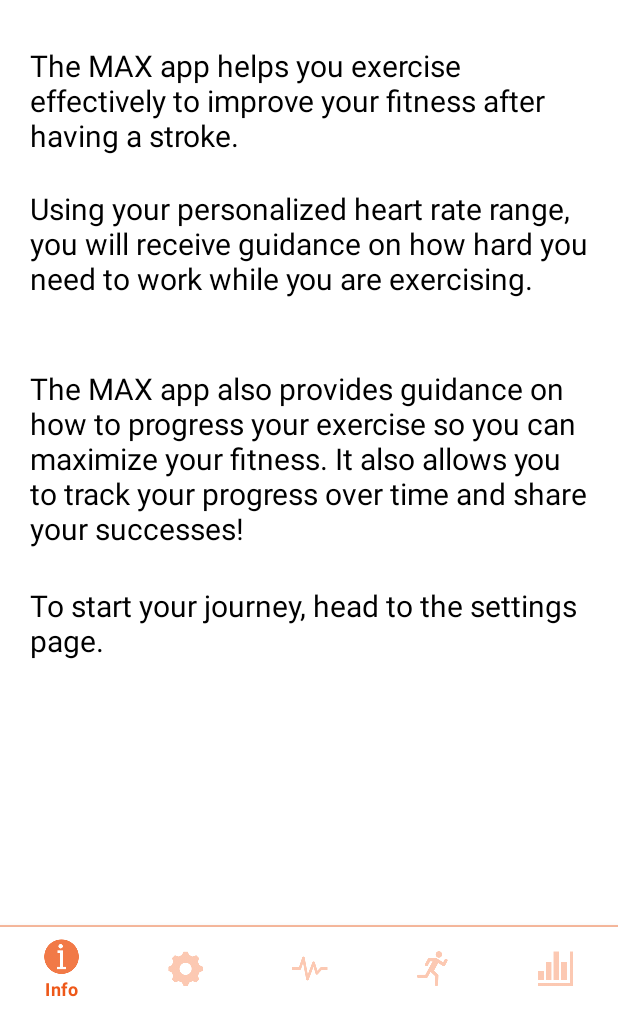
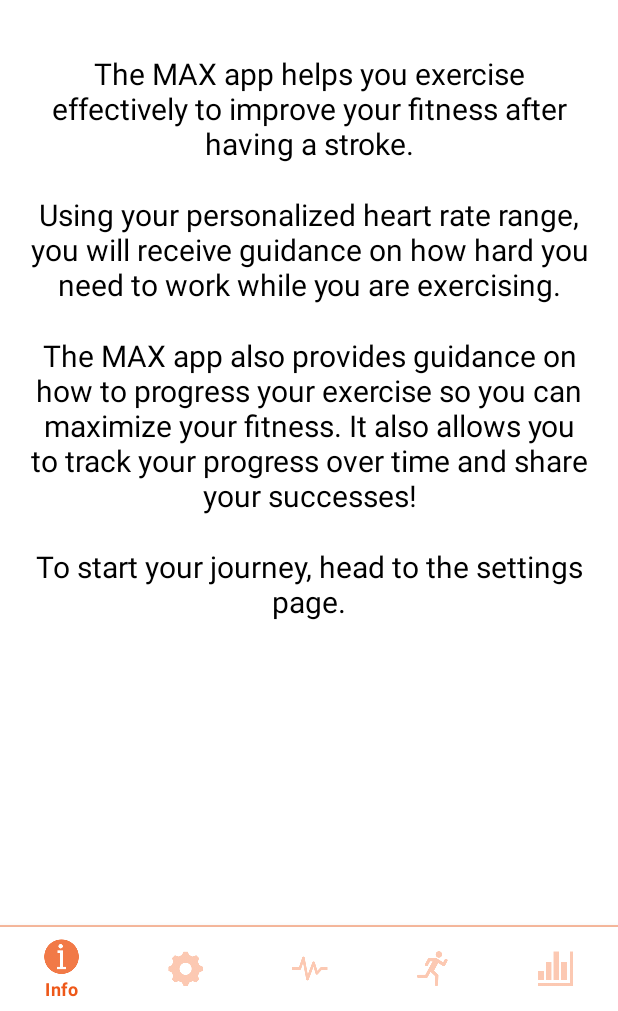
Before and after one commit to ece1778-2020/MAX, an Android app: the screen it shows after launch once a user with an empty profile is signed in (NavigationActivity), on a phone screen of 412 x 824 dp, the part 225-1236 px from its top. Run offline under Robolectric (Android 15) with nearby library versions, the phone set to English and light mode, and no system bars; our stand-ins replace Firebase (no records; nobody signed in at launch, a user with empty details on screens opened directly); libraries missing offline, so code that uses them is left out: com.wahoofitness.connector; 1 statement that could not run was skipped.

Commit message:
Fixed the info fragment.

```diff
--- a/app/src/main/java/com/clarksoft/max/SessionFragment.java
+++ b/app/src/main/java/com/clarksoft/max/SessionFragment.java
@@ -707,8 +707,6 @@ public class SessionFragment extends Fragment implements OnCompleteListener<Quer
 
     private void checkTimeIncreaseSuggestion(){
 
-        Log.e("avg_time", "Here" );
-
         Calendar calendar = Calendar.getInstance();
         calendar.add(Calendar.DAY_OF_YEAR, num_days * (-1));
         String target_date = String.valueOf(calendar.get(Calendar.YEAR)) +
@@ -732,7 +730,7 @@ public class SessionFragment extends Fragment implements OnCompleteListener<Quer
                         oldest_date = Integer.parseInt(document.get("date").toString());
                     }
 
-                    Log.e("avg_time", "oldest: " + oldest_date + " month_back: " + one_month_back);
+                    Log.i("avg_time", "oldest: " + oldest_date + " month_back: " + one_month_back);
 
 
 
@@ -757,7 +755,7 @@ public class SessionFragment extends Fragment implements OnCompleteListener<Quer
                                     num_sessions = (num_sessions>4)?num_sessions:4;
 
                                     Float avg_session_time = total_in_hr / num_sessions;
-                                    Log.e("avg_time", avg_session_time.toString() );
+                                    Log.i("avg_time", avg_session_time.toString() );
 
                                     DocumentReference userData = db.collection("settings1").document(userUUID);
                                     userData.get().addOnCompleteListener(new OnCompleteListener<DocumentSnapshot>() {
@@ -801,7 +799,6 @@ public class SessionFragment extends Fragment implements OnCompleteListener<Quer
                             }
                         });
                     }
-                    Log.e("avg_time", "Now here" );
                 } else {
                     Log.e("DB", "", task.getException());
                 }
--- a/app/src/main/res/layout/fragment_info.xml
+++ b/app/src/main/res/layout/fragment_info.xml
@@ -4,8 +4,7 @@
     xmlns:tools="http://schemas.android.com/tools"
     android:layout_width="match_parent"
     android:layout_height="match_parent"
-    tools:context=".InfoFragment"
-    >
+    tools:context=".InfoFragment">
 
     <ImageView
         android:id="@+id/info_img_heart_beat"
@@ -17,63 +16,72 @@
         app:layout_constraintStart_toStartOf="parent"
         app:layout_constraintTop_toTopOf="parent" />
 
+    <ScrollView
+        android:layout_width="match_parent"
+        android:layout_height="wrap_content"
+        app:layout_constraintEnd_toEndOf="parent"
+        app:layout_constraintStart_toStartOf="parent"
+        app:layout_constraintTop_toBottomOf="@+id/info_img_heart_beat">
+
+        <androidx.constraintlayout.widget.ConstraintLayout
+            android:layout_width="match_parent"
+            android:layout_height="wrap_content">
+
             <TextView
                 android:id="@+id/info_lbl"
                 android:layout_width="0dp"
                 android:layout_height="wrap_content"
-        android:layout_marginTop="10dp"
+                android:layout_marginTop="35dp"
                 android:gravity="center_horizontal"
-        android:padding="20dp"
+                android:paddingHorizontal="20dp"
                 android:text="@string/info_lbl_text_1"
-        android:textAlignment="textStart"
                 android:textColor="@color/black"
                 android:textSize="20sp"
                 app:layout_constraintEnd_toEndOf="parent"
                 app:layout_constraintStart_toStartOf="parent"
-        app:layout_constraintTop_toBottomOf="@+id/info_img_heart_beat" />
+                app:layout_constraintTop_toTopOf="parent"/>
 
             <TextView
                 android:id="@+id/info_lbl2"
                 android:layout_width="0dp"
                 android:layout_height="wrap_content"
-        android:layout_marginTop="105dp"
+                android:layout_marginTop="20dp"
                 android:gravity="center_horizontal"
-        android:padding="20dp"
+                android:paddingHorizontal="20dp"
                 android:text="@string/info_lbl_text_2"
-        android:textAlignment="textStart"
                 android:textColor="@color/black"
                 android:textSize="20sp"
                 app:layout_constraintEnd_toEndOf="parent"
                 app:layout_constraintStart_toStartOf="parent"
-        app:layout_constraintTop_toBottomOf="@+id/info_img_heart_beat" />
+                app:layout_constraintTop_toBottomOf="@+id/info_lbl" />
 
             <TextView
                 android:id="@+id/info_lbl3"
                 android:layout_width="0dp"
                 android:layout_height="wrap_content"
-        android:layout_marginTop="225dp"
+                android:layout_marginTop="20dp"
                 android:gravity="center_horizontal"
-        android:padding="20dp"
+                android:paddingHorizontal="20dp"
                 android:text="@string/info_lbl_text_3"
-        android:textAlignment="textStart"
                 android:textColor="@color/black"
                 android:textSize="20sp"
                 app:layout_constraintEnd_toEndOf="parent"
                 app:layout_constraintStart_toStartOf="parent"
-        app:layout_constraintTop_toBottomOf="@+id/info_img_heart_beat" />
+                app:layout_constraintTop_toBottomOf="@+id/info_lbl2" />
 
             <TextView
                 android:id="@+id/info_lbl4"
                 android:layout_width="0dp"
                 android:layout_height="wrap_content"
-        android:layout_marginTop="370dp"
+                android:layout_marginTop="20dp"
                 android:gravity="center_horizontal"
-        android:padding="20dp"
+                android:paddingHorizontal="20dp"
                 android:text="@string/info_lbl_text_4"
-        android:textAlignment="textStart"
                 android:textColor="@color/black"
                 android:textSize="20sp"
                 app:layout_constraintEnd_toEndOf="parent"
                 app:layout_constraintStart_toStartOf="parent"
-        app:layout_constraintTop_toBottomOf="@+id/info_img_heart_beat" />
+                app:layout_constraintTop_toBottomOf="@+id/info_lbl3" />
         </androidx.constraintlayout.widget.ConstraintLayout>
+    </ScrollView>
+</androidx.constraintlayout.widget.ConstraintLayout>
```
Lines whose indentation alone changed are shown as unchanged.
